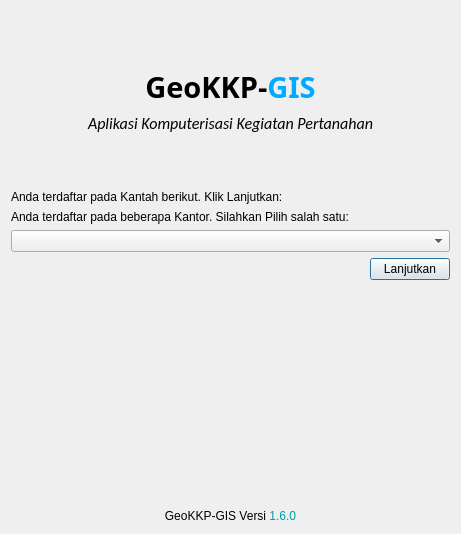
Before: the Qt Designer form ui/postlogin2.ui in nyanyaon/GeoKKP-GIS, drawn with Qt 5.
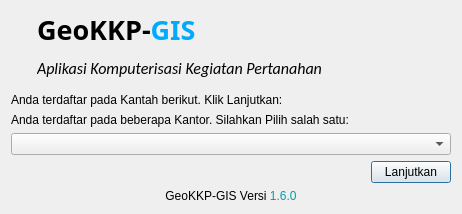
After: the same form once the commit is applied. Icons and pictures are not drawn.

Diff of the .ui file:
```diff
--- a/ui/postlogin2.ui
+++ b/ui/postlogin2.ui
@@ -2,62 +2,55 @@
 <ui version="4.0">
  <class>Form</class>
  <widget class="QDialog" name="Form">
+  <property name="windowModality">
+   <enum>Qt::WindowModal</enum>
+  </property>
   <property name="geometry">
    <rect>
     <x>0</x>
     <y>0</y>
-    <width>461</width>
-    <height>534</height>
+    <width>462</width>
+    <height>214</height>
    </rect>
   </property>
+  <property name="sizePolicy">
+   <sizepolicy hsizetype="Preferred" vsizetype="Preferred">
+    <horstretch>0</horstretch>
+    <verstretch>0</verstretch>
+   </sizepolicy>
+  </property>
   <property name="minimumSize">
    <size>
-    <width>415</width>
-    <height>534</height>
+    <width>0</width>
+    <height>0</height>
    </size>
   </property>
   <property name="maximumSize">
    <size>
-    <width>461</width>
-    <height>534</height>
+    <width>462</width>
+    <height>214</height>
    </size>
   </property>
   <property name="windowTitle">
-   <string>Form</string>
+   <string>Pilih Kantor Pertanahan</string>
   </property>
   <layout class="QGridLayout" name="gridLayout">
    <item row="0" column="0">
-    <layout class="QVBoxLayout" name="verticalLayout_15">
+    <layout class="QHBoxLayout" name="horizontalLayout_2">
      <item>
-      <layout class="QHBoxLayout" name="horizontalLayout_5">
-       <property name="sizeConstraint">
-        <enum>QLayout::SetDefaultConstraint</enum>
-       </property>
+      <layout class="QHBoxLayout" name="horizontalLayout">
        <item>
-        <spacer name="horizontalSpacer_7">
-         <property name="orientation">
-          <enum>Qt::Horizontal</enum>
-         </property>
-         <property name="sizeHint" stdset="0">
-          <size>
-           <width>100</width>
-           <height>20</height>
-          </size>
-         </property>
-        </spacer>
-       </item>
-       <item>
-        <widget class="QLabel" name="label_11">
+        <widget class="QLabel" name="label_5">
          <property name="minimumSize">
           <size>
-           <width>50</width>
-           <height>50</height>
+           <width>20</width>
+           <height>20</height>
           </size>
          </property>
          <property name="maximumSize">
           <size>
-           <width>250</width>
-           <height>250</height>
+           <width>51</width>
+           <height>51</height>
           </size>
          </property>
          <property name="text">
@@ -72,24 +65,10 @@
         </widget>
        </item>
        <item>
-        <spacer name="horizontalSpacer_8">
-         <property name="orientation">
-          <enum>Qt::Horizontal</enum>
+        <layout class="QVBoxLayout" name="verticalLayout">
+         <property name="spacing">
+          <number>0</number>
          </property>
-         <property name="sizeHint" stdset="0">
-          <size>
-           <width>100</width>
-           <height>20</height>
-          </size>
-         </property>
-        </spacer>
-       </item>
-      </layout>
-     </item>
-     <item>
-      <layout class="QVBoxLayout" name="verticalLayout_13">
-       <item>
-        <layout class="QVBoxLayout" name="verticalLayout_14">
          <item>
           <widget class="QLabel" name="label_12">
            <property name="sizePolicy">
@@ -101,7 +80,7 @@
            <property name="font">
             <font>
              <family>Book Antiqua</family>
-             <pointsize>22</pointsize>
+             <pointsize>20</pointsize>
              <weight>75</weight>
              <bold>true</bold>
             </font>
@@ -110,7 +89,7 @@
             <string>&lt;html&gt;&lt;head/&gt;&lt;body&gt;&lt;p&gt;GeoKKP-&lt;span style=&quot; color:#00aaff;&quot;&gt;GIS&lt;/span&gt;&lt;/p&gt;&lt;/body&gt;&lt;/html&gt;</string>
            </property>
            <property name="alignment">
-            <set>Qt::AlignCenter</set>
+            <set>Qt::AlignLeading|Qt::AlignLeft|Qt::AlignVCenter</set>
            </property>
           </widget>
          </item>
@@ -133,29 +112,30 @@
             <string>Aplikasi Komputerisasi Kegiatan Pertanahan</string>
            </property>
            <property name="alignment">
-            <set>Qt::AlignCenter</set>
+            <set>Qt::AlignLeading|Qt::AlignLeft|Qt::AlignVCenter</set>
            </property>
           </widget>
          </item>
         </layout>
        </item>
+      </layout>
+     </item>
        <item>
-        <spacer name="verticalSpacer_5">
+      <spacer name="horizontalSpacer">
          <property name="orientation">
-          <enum>Qt::Vertical</enum>
-         </property>
-         <property name="sizeType">
-          <enum>QSizePolicy::Maximum</enum>
+        <enum>Qt::Horizontal</enum>
          </property>
          <property name="sizeHint" stdset="0">
           <size>
-           <width>19</width>
-           <height>50</height>
+         <width>40</width>
+         <height>20</height>
           </size>
          </property>
         </spacer>
        </item>
-       <item>
+    </layout>
+   </item>
+   <item row="1" column="0">
         <layout class="QVBoxLayout" name="verticalLayout_16">
          <item>
           <layout class="QVBoxLayout" name="verticalLayout_17">
@@ -202,19 +182,6 @@
            </item>
           </layout>
          </item>
-         <item>
-          <spacer name="verticalSpacer_6">
-           <property name="orientation">
-            <enum>Qt::Vertical</enum>
-           </property>
-           <property name="sizeHint" stdset="0">
-            <size>
-             <width>20</width>
-             <height>40</height>
-            </size>
-           </property>
-          </spacer>
-         </item>
          <item>
           <layout class="QVBoxLayout" name="verticalLayout_18">
            <item>
@@ -226,10 +193,6 @@
               <set>Qt::AlignCenter</set>
              </property>
             </widget>
-           </item>
-          </layout>
-         </item>
-        </layout>
        </item>
       </layout>
      </item>
```
Lines whose indentation alone changed are shown as unchanged.
